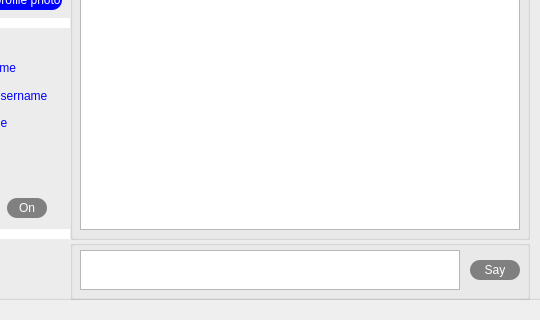
First picture: the form in Client/MyClient/myclient.ui, repository BogdPavel/Twinky, before the edit; both pictures show x 100 to 640 and y 180 to 500 of the 800 by 500 pixel window.
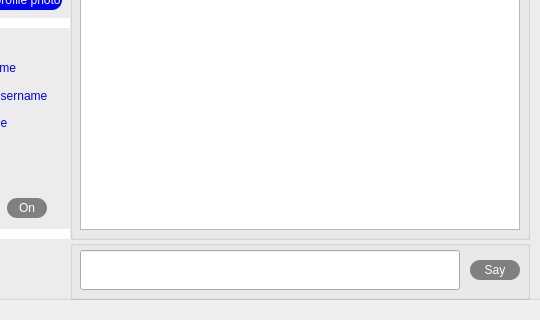
Second picture: the form after the edit. Icons and pictures are not drawn.

Patch:
```diff
--- a/Client/MyClient/myclient.ui
+++ b/Client/MyClient/myclient.ui
@@ -291,7 +291,7 @@
        <string>Say</string>
       </property>
      </widget>
-     <widget class="QTextEdit" name="messageLine">
+     <widget class="QLineEdit" name="messageLine">
       <property name="geometry">
        <rect>
         <x>10</x>
```
Left out of the diff: 2 changed lines with no effect on the pictures.
